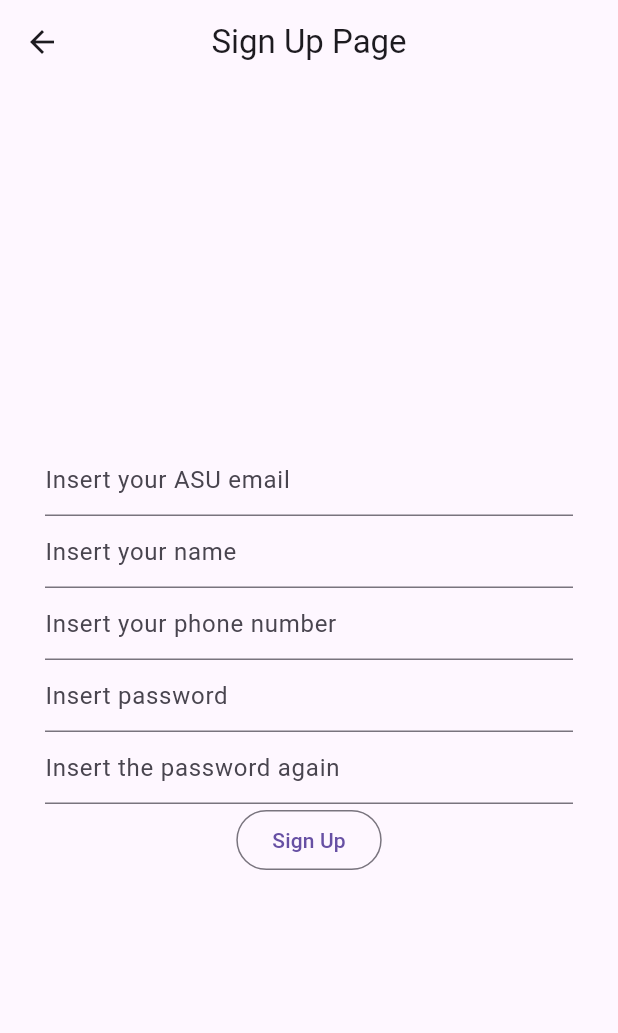
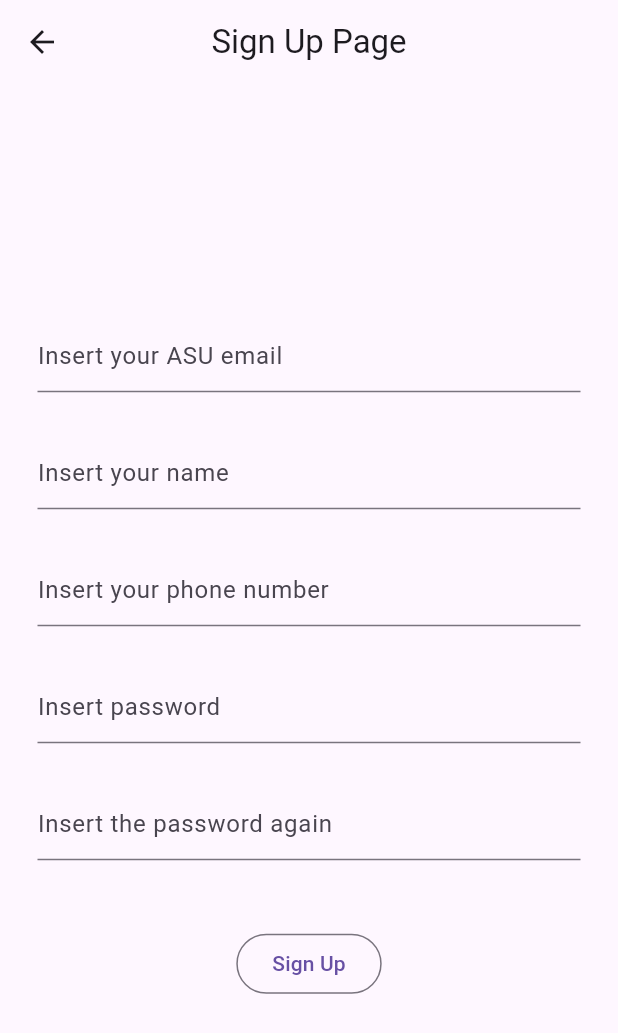
Before and after one commit to mourra950/Mobile_Programming_Final_Project, a Flutter app: the SignUp screen opened directly, on a phone screen of 412 x 824 dp. Shown: the top 1033 px of the screen. Run offline on Flutter 3.47's test engine with Material 3 defaults, Android fonts, the phone set to English and light mode, and no system bars; our stand-ins replace firebase_core, google_maps_flutter, permission_handler; accounts and stored records are empty.

Commit message:
more progress

```diff
--- a/lib/pages/SignUp.dart
+++ /dev/null
@@ -1,137 +0,0 @@
-// ignore_for_file: prefer_const_constructors, unused_field, prefer_final_fields
-
-import 'package:flutter/material.dart';
-
-class SignUp extends StatefulWidget {
-  const SignUp({super.key});
-
-  @override
-  State<SignUp> createState() => _SignUpState();
-}
-
-class _SignUpState extends State<SignUp> {
-  String _submitEmail = '';
-  String _submitName = '';
-  String _submitPhone = '';
-  String _submitPass = '';
-  String _submitPassConfirm = '';
-
-  final _formkey = GlobalKey<FormState>();
-
-  void _signUpUser() {
-    if (_formkey.currentState!.validate()) {
-      return;
-    } else if (_submitPass != _submitPassConfirm) {
-      return;
-    }
-  }
-
-  @override
-  Widget build(BuildContext context) {
-    return Scaffold(
-      appBar: AppBar(
-        title: Text("Sign Up Page"),
-        centerTitle: true,
-      ),
-      body: Center(
-        child: Padding(
-          padding: const EdgeInsets.all(30.0),
-          child: Form(
-              key: _formkey,
-              child: Column(
-                crossAxisAlignment: CrossAxisAlignment.center,
-                mainAxisAlignment: MainAxisAlignment.center,
-                children: [
-                  TextFormField(
-                    onSaved: (newValue) => _submitEmail = newValue!.trim(),
-                    validator: (value) {
-                      RegExp regex =
-                          RegExp(r'^\d{2}[a-z]\d{4}@eng\.asu\.edu\.eg$');
-                      if (value!.trim().isEmpty) {
-                        return 'Can not be empty';
-                      } else if (!regex.hasMatch(value.trim())) {
-                        return 'Sorry wrong format';
-                      }
-                      return null;
-                    },
-                    obscureText: false,
-                    decoration: InputDecoration(
-                      hintText: "Insert your ASU email",
-                    ),
-                  ),
-                  TextFormField(
-                    onSaved: (newValue) => _submitName = newValue!.trim(),
-                    validator: (value) {
-                      if (value!.trim().isEmpty) {
-                        return 'Can not be empty';
-                      }
-                      return null;
-                    },
-                    obscureText: false,
-                    decoration: InputDecoration(
-                      hintText: "Insert your name",
-                    ),
-                  ),
-                  TextFormField(
-                    onSaved: (newValue) => _submitPhone = newValue!.trim(),
-                    validator: (value) {
-                      if (value!.trim().isEmpty) {
-                        return 'Can not be empty';
-                      } else if (value.length != 11) {
-                        return 'Too short or long';
-                      } else if (int.tryParse(value) == null) {
-                        return 'Not a number';
-                      } else if (value.startsWith("01") != true) {
-                        return 'Not an egyptian number must start with 01';
-                      }
-                      return null;
-                    },
-                    obscureText: false,
-                    keyboardType: TextInputType.phone,
-                    decoration: InputDecoration(
-                      hintText: "Insert your phone number",
-                    ),
-                  ),
-                  TextFormField(
-                    onSaved: (newValue) => _submitPass = newValue!.trim(),
-                    validator: (value) {
-                      if (value!.trim().isEmpty) {
-                        return 'Can not be empty';
-                      } else if (value.length <= 6) {
-                        return 'Too short';
-                      }
-                      return null;
-                    },
-                    obscureText: true,
-                    decoration: InputDecoration(
-                      hintText: "Insert password",
-                    ),
-                  ),
-                  TextFormField(
-                    onSaved: (newValue) =>
-                        _submitPassConfirm = newValue!.trim(),
-                    validator: (value) {
-                      if (value!.trim().isEmpty) {
-                        return 'Can not be empty';
-                      } else if (value.length <= 6) {
-                        return 'Too short';
-                      }
-                      return null;
-                    },
-                    obscureText: true,
-                    decoration: InputDecoration(
-                      hintText: "Insert the password again",
-                    ),
-                  ),
-                  OutlinedButton(
-                      onPressed: () {
-                        _signUpUser();
-                      },
-                      child: Text("Sign Up"))
-                ],
-              )),
-        ),
-      ),
-    );
-  }
-}
--- /dev/null
+++ b/lib/pages/sign_up.dart
@@ -0,0 +1,145 @@
+// ignore_for_file: prefer_const_constructors, unused_field, prefer_final_fields
+
+import 'package:flutter/material.dart';
+
+class SignUp extends StatefulWidget {
+  const SignUp({super.key});
+
+  @override
+  State<SignUp> createState() => _SignUpState();
+}
+
+class _SignUpState extends State<SignUp> {
+  String _submitEmail = '';
+  String _submitName = '';
+  String _submitPhone = '';
+  String _submitPass = '';
+  String _submitPassConfirm = '';
+
+  final _formkey = GlobalKey<FormState>();
+
+  void _signUpUser() {
+    if (_formkey.currentState!.validate()) {
+      return;
+    } else if (_submitPass != _submitPassConfirm) {
+      return;
+    }
+  }
+
+  double sizedboxheight = 30;
+  @override
+  Widget build(BuildContext context) {
+    return Scaffold(
+      appBar: AppBar(
+        title: Text("Sign Up Page"),
+        centerTitle: true,
+      ),
+      body: Center(
+        child: Padding(
+          padding: const EdgeInsets.all(25.0),
+          child: SingleChildScrollView(
+            child: Form(
+                key: _formkey,
+                child: Column(
+                  crossAxisAlignment: CrossAxisAlignment.center,
+                  mainAxisAlignment: MainAxisAlignment.center,
+                  children: [
+                    TextFormField(
+                      onSaved: (newValue) => _submitEmail = newValue!.trim(),
+                      validator: (value) {
+                        RegExp regex =
+                            RegExp(r'^\d{2}[a-z]\d{4}@eng\.asu\.edu\.eg$');
+                        if (value!.trim().isEmpty) {
+                          return 'Can not be empty';
+                        } else if (!regex.hasMatch(value.trim())) {
+                          return 'Sorry wrong format';
+                        }
+                        return null;
+                      },
+                      obscureText: false,
+                      decoration: InputDecoration(
+                        hintText: "Insert your ASU email",
+                      ),
+                    ),
+                    SizedBox(height: sizedboxheight),
+                    TextFormField(
+                      onSaved: (newValue) => _submitName = newValue!.trim(),
+                      validator: (value) {
+                        if (value!.trim().isEmpty) {
+                          return 'Can not be empty';
+                        }
+                        return null;
+                      },
+                      obscureText: false,
+                      decoration: InputDecoration(
+                        hintText: "Insert your name",
+                      ),
+                    ),
+                    SizedBox(height: sizedboxheight),
+                    TextFormField(
+                      onSaved: (newValue) => _submitPhone = newValue!.trim(),
+                      validator: (value) {
+                        if (value!.trim().isEmpty) {
+                          return 'Can not be empty';
+                        } else if (value.length != 11) {
+                          return 'Too short or long';
+                        } else if (int.tryParse(value) == null) {
+                          return 'Not a number';
+                        } else if (value.startsWith("01") != true) {
+                          return 'Not an egyptian number must start with 01';
+                        }
+                        return null;
+                      },
+                      obscureText: false,
+                      keyboardType: TextInputType.phone,
+                      decoration: InputDecoration(
+                        hintText: "Insert your phone number",
+                      ),
+                    ),
+                    SizedBox(height: sizedboxheight),
+                    TextFormField(
+                      onSaved: (newValue) => _submitPass = newValue!.trim(),
+                      validator: (value) {
+                        if (value!.trim().isEmpty) {
+                          return 'Can not be empty';
+                        } else if (value.length <= 6) {
+                          return 'Too short';
+                        }
+                        return null;
+                      },
+                      obscureText: true,
+                      decoration: InputDecoration(
+                        hintText: "Insert password",
+                      ),
+                    ),
+                    SizedBox(height: sizedboxheight),
+                    TextFormField(
+                      onSaved: (newValue) =>
+                          _submitPassConfirm = newValue!.trim(),
+                      validator: (value) {
+                        if (value!.trim().isEmpty) {
+                          return 'Can not be empty';
+                        } else if (value.length <= 6) {
+                          return 'Too short';
+                        }
+                        return null;
+                      },
+                      obscureText: true,
+                      decoration: InputDecoration(
+                        hintText: "Insert the password again",
+                      ),
+                    ),
+                    SizedBox(height: sizedboxheight * 1.5),
+                    OutlinedButton(
+                        onPressed: () {
+                          _signUpUser();
+                        },
+                        child: Text("Sign Up"))
+                  ],
+                )),
+          ),
+        ),
+      ),
+    );
+  }
+}
--- a/pubspec.yaml
+++ b/pubspec.yaml
@@ -37,6 +37,9 @@ dependencies:
   cupertino_icons: ^1.0.2
   firebase_core: ^2.24.2
   cloud_firestore: ^4.13.5
+  sqflite: ^2.3.0
+  google_maps_flutter: ^2.5.0
+  permission_handler: ^11.1.0
 
 dev_dependencies:
   flutter_test:
```
Also changed, not shown: lib/main.dart (+12 -3 lines), lib/pages/HomePage.dart (deleted, +0 -60 lines), lib/pages/HomePagePages/trip_card.dart (added, +26 -0 lines), lib/pages/HomePagePages/trips_page_list.dart (added, +22 -0 lines), lib/pages/HomePagePages/user_profile.dart (added, +42 -0 lines), lib/pages/main_home_page.dart (added, +51 -0 lines), lib/pages/trip_page.dart (added, +60 -0 lines), lib/pages/HomePagePages/history_page.dart (added), lib/pages/sign_in.dart (renamed from lib/pages/SignIn.dart), pubspec.lock, 6 other files.
